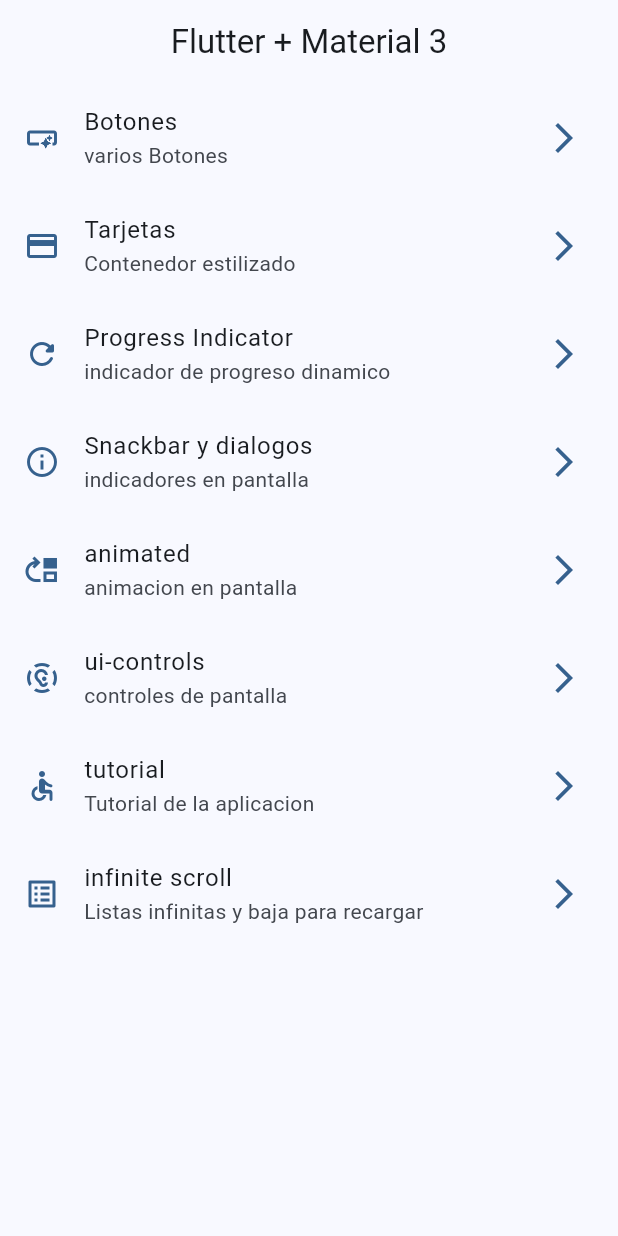
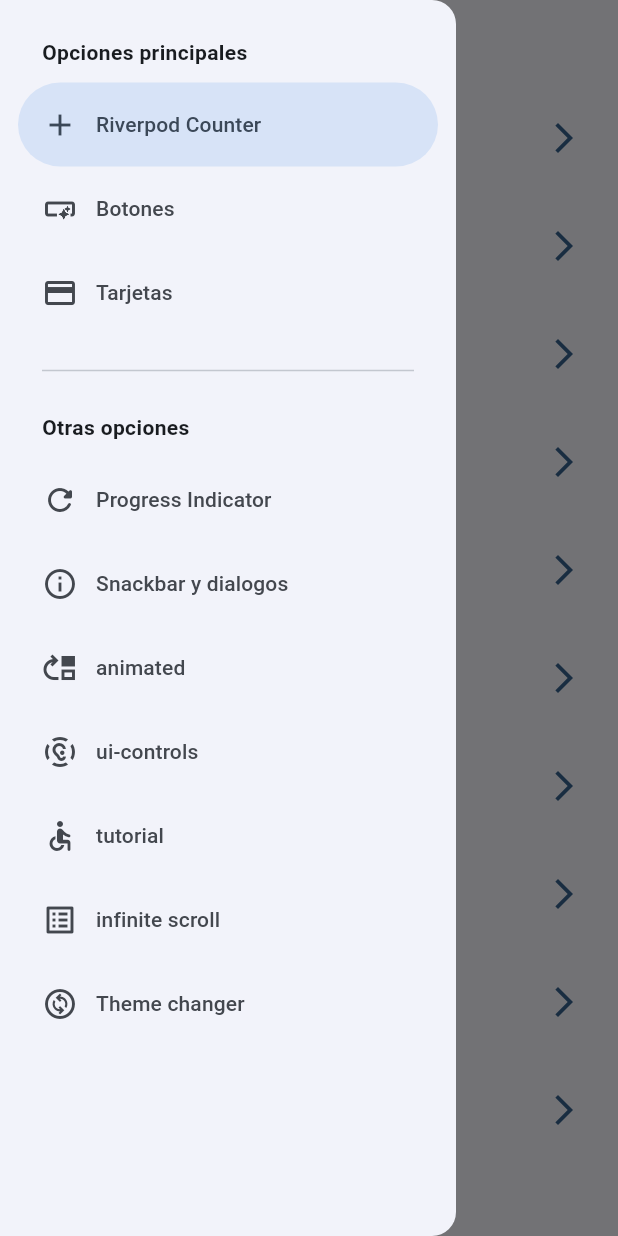
Before and after one commit to MaxiAlz/flutter-widgets-app, a Flutter app: the screen it shows after launch, with the side drawer open (before the commit the screen has no drawer), on a phone screen of 412 x 824 dp. Run offline on Flutter 3.47's test engine with Material 3 defaults, Android fonts, the phone set to English and light mode, and no system bars; our stand-ins replace animate_do, flutter_riverpod, go_router.

Commit message:
theme changer implementado con consumerWidget

```diff
--- a/lib/config/menu/menu_items.dart
+++ b/lib/config/menu/menu_items.dart
@@ -14,6 +14,11 @@ class MenuItems {
 }
 
 const appMenuItems = <MenuItems>[
+  MenuItems(
+      title: 'Riverpod Counter',
+      subtittle: 'introduccion a riverpod',
+      link: '/counter',
+      icon: Icons.add),
   MenuItems(
       title: 'Botones',
       subtittle: 'varios Botones',
@@ -53,5 +58,10 @@ const appMenuItems = <MenuItems>[
       title: 'infinite scroll',
       subtittle: 'Listas infinitas y baja para recargar',
       link: '/infiniteScroll',
-      icon: Icons.list_alt_outlined)
+      icon: Icons.list_alt_outlined),
+  MenuItems(
+      title: 'Theme changer',
+      subtittle: 'Cambiar el tema de la aplicacion',
+      link: '/themeChanger',
+      icon: Icons.change_circle_outlined),
 ];
--- a/lib/config/router/app_router.dart
+++ b/lib/config/router/app_router.dart
@@ -35,12 +35,12 @@ final appRouter = GoRouter(
       name: AnimatedScreen.name,
       builder: (context, state) => const AnimatedScreen(),
     ),
-     GoRoute(
+    GoRoute(
       path: '/controls',
       name: UiControlsScreens.name,
       builder: (context, state) => const UiControlsScreens(),
     ),
-     GoRoute(
+    GoRoute(
       path: '/tutorial',
       name: AppTutorialScreen.name,
       builder: (context, state) => const AppTutorialScreen(),
@@ -49,6 +49,16 @@ final appRouter = GoRouter(
       path: '/infiniteScroll',
       name: InfiniteScrollScreen.name,
       builder: (context, state) => const InfiniteScrollScreen(),
+    ),
+    GoRoute(
+      path: '/counter',
+      name: CounterScreen.name,
+      builder: (context, state) => const CounterScreen(),
+    ),
+    GoRoute(
+      path: '/themeChanger',
+      name: ThemeChangerScreen.name,
+      builder: (context, state) => const ThemeChangerScreen(),
     )
   ],
 );
--- a/lib/config/theme/app_theme.dart
+++ b/lib/config/theme/app_theme.dart
@@ -10,13 +10,15 @@ const colorList = <Color>[
 
 class AppTheme {
   final int selectedColor;
+  final bool isDarkMode;
 
-  AppTheme({this.selectedColor = 0})
+  AppTheme({this.selectedColor = 0, this.isDarkMode = false})
       : assert(selectedColor >= 0, 'Selected color must be greater than 0'),
         assert(selectedColor < colorList.length,
             'Selected color must be less or equal than ${colorList.length - 1}');
 
   ThemeData getTheme() => ThemeData(
+      brightness: isDarkMode ? Brightness.dark : Brightness.light,
       colorSchemeSeed: colorList[selectedColor],
       appBarTheme: const AppBarTheme(centerTitle: true));
 }
--- a/lib/main.dart
+++ b/lib/main.dart
@@ -1,21 +1,26 @@
 import 'package:flutter/material.dart';
+import 'package:flutter_riverpod/flutter_riverpod.dart';
 import 'package:widgets_app/config/router/app_router.dart';
 import 'package:widgets_app/config/theme/app_theme.dart';
+import 'package:widgets_app/presentation/providers/theme_provider.dart';
 
 void main() {
-  runApp(const MainApp());
+  runApp(const ProviderScope(child: MainApp()));
 }
 
-class MainApp extends StatelessWidget {
+class MainApp extends ConsumerWidget {
   const MainApp({super.key});
 
   @override
-  Widget build(BuildContext context) {
+  Widget build(BuildContext context, ref) {
+    final selectedColor = ref.watch(selectedColorProvider);
+    final isDarckMode = ref.watch(isDarkModeProvider);
     return MaterialApp.router(
       title: 'Flutter widgets',
       routerConfig: appRouter,
       debugShowCheckedModeBanner: false,
-      theme: AppTheme(selectedColor: 0).getTheme(),
+      theme: AppTheme(selectedColor: selectedColor, isDarkMode: isDarckMode)
+          .getTheme(),
     );
   }
 }
--- /dev/null
+++ b/lib/presentation/providers/counter_provider.dart
@@ -0,0 +1,3 @@
+import 'package:flutter_riverpod/flutter_riverpod.dart';
+
+final counterProvier = StateProvider((ref) => 15);
--- /dev/null
+++ b/lib/presentation/providers/theme_provider.dart
@@ -0,0 +1,11 @@
+import 'package:flutter_riverpod/flutter_riverpod.dart';
+import 'package:widgets_app/config/theme/app_theme.dart';
+
+// Estado booleano simple
+final isDarkModeProvider = StateProvider((ref) => false);
+
+//Listado de colores inmutables
+final colorListProvider = Provider((ref) => colorList);
+
+//manejo de entero
+final selectedColorProvider = StateProvider((ref) => 0);
--- a/lib/presentation/screens/home/home_screen.dart
+++ b/lib/presentation/screens/home/home_screen.dart
@@ -1,6 +1,7 @@
 import 'package:flutter/material.dart';
 import 'package:go_router/go_router.dart';
 import 'package:widgets_app/config/menu/menu_items.dart';
+import 'package:widgets_app/presentation/widgets/side_menu.dart';
 
 class HomeScreen extends StatelessWidget {
   static const String name = 'home_screen';
@@ -8,11 +9,16 @@ class HomeScreen extends StatelessWidget {
 
   @override
   Widget build(BuildContext context) {
+//referencia a todo que tiene el scaffoll, como por ej: acceder al drawer
+    final scaffoldKey = GlobalKey<ScaffoldState>();
+
     return Scaffold(
+      key: scaffoldKey,
       appBar: AppBar(
         title: const Text('Flutter + Material 3'),
       ),
-      body: _HomeView(),
+      body: const _HomeView(),
+      drawer: SideMenu(scaffoldKey: scaffoldKey),
     );
   }
 }
@@ -53,7 +59,7 @@ class _CustomListTile extends StatelessWidget {
       title: Text(menuItem.title),
       subtitle: Text(menuItem.subtittle),
       onTap: () {
-        // context.pushNamed(CardsScreen.name);
+        // context.pushNglobalamed(CardsScreen.name);
         context.push(menuItem.link);
 
         // Navigator.of(context).push(MaterialPageRoute(
--- a/lib/presentation/screens/screens.dart
+++ b/lib/presentation/screens/screens.dart
@@ -2,8 +2,10 @@ export 'package:widgets_app/presentation/screens/animated/animated_screen.dart';
 export 'package:widgets_app/presentation/screens/app_tutorial/app_tutorial.dart';
 export 'package:widgets_app/presentation/screens/buttons/buttons_screen.dart';
 export 'package:widgets_app/presentation/screens/cards/cards_screen.dart';
+export 'package:widgets_app/presentation/screens/counter/counter_screen.dart';
 export 'package:widgets_app/presentation/screens/home/home_screen.dart';
 export 'package:widgets_app/presentation/screens/infinite_scroll/infinite_screen_screen.dart';
 export 'package:widgets_app/presentation/screens/progress/progress_screen.dart';
 export 'package:widgets_app/presentation/screens/snackbar/snackbar_creen.dart';
+export 'package:widgets_app/presentation/screens/theme_changer.dart/theme_changer.dart';
 export 'package:widgets_app/presentation/screens/ui_controls/ui_controls_screen.dart';
--- /dev/null
+++ b/lib/presentation/widgets/side_menu.dart
@@ -0,0 +1,61 @@
+import 'package:flutter/material.dart';
+import 'package:go_router/go_router.dart';
+import 'package:widgets_app/config/menu/menu_items.dart';
+
+class SideMenu extends StatefulWidget {
+  final GlobalKey<ScaffoldState> scaffoldKey;
+  const SideMenu({super.key, required this.scaffoldKey});
+
+  @override
+  State<SideMenu> createState() => _SideMenuState();
+}
+
+class _SideMenuState extends State<SideMenu> {
+  int navDrawerIndex = 0 ;
+
+  @override
+  Widget build(BuildContext context) {
+    // determinar notch
+    final hasNotch = MediaQuery.of(context).viewPadding.top > 35;
+
+    return NavigationDrawer(
+        selectedIndex: navDrawerIndex,
+        onDestinationSelected: (value) {
+          setState(() {
+            navDrawerIndex = value;
+            final menuItem = appMenuItems[value];
+            context.push(menuItem.link);
+
+            //cerrar el drawer
+
+            widget.scaffoldKey.currentState?.closeDrawer();
+          });
+        },
+        children: [
+          Padding(
+            padding: EdgeInsets.fromLTRB(28, hasNotch ? 10 : 25, 16, 10),
+            child: const Text(
+              'Opciones principales',
+              style: TextStyle(fontWeight: FontWeight.bold),
+            ),
+          ),
+          ...appMenuItems.sublist(0, 3).map((menuItem) =>
+              NavigationDrawerDestination(
+                  icon: Icon(menuItem.icon), label: Text(menuItem.title))),
+          const Padding(
+            padding: EdgeInsets.fromLTRB(28, 16, 28, 10),
+            child: Divider(),
+          ),
+          const Padding(
+            padding: EdgeInsets.fromLTRB(28, 10, 16, 10),
+            child: Text(
+              'Otras opciones',
+              style: TextStyle(fontWeight: FontWeight.bold),
+            ),
+          ),
+          ...appMenuItems.sublist(3).map((menuItem) =>
+              NavigationDrawerDestination(
+                  icon: Icon(menuItem.icon), label: Text(menuItem.title))),
+        ]);
+  }
+}
--- a/pubspec.yaml
+++ b/pubspec.yaml
@@ -10,6 +10,7 @@ dependencies:
   animate_do: ^3.3.3
   flutter:
     sdk: flutter
+  flutter_riverpod: ^2.4.10
   go_router: ^13.2.0
 
 dev_dependencies:
```
Also changed, not shown: lib/presentation/screens/counter/counter_screen.dart (added, +41 -0 lines), lib/presentation/screens/theme_changer.dart/theme_changer.dart (added, +62 -0 lines), pubspec.lock.
